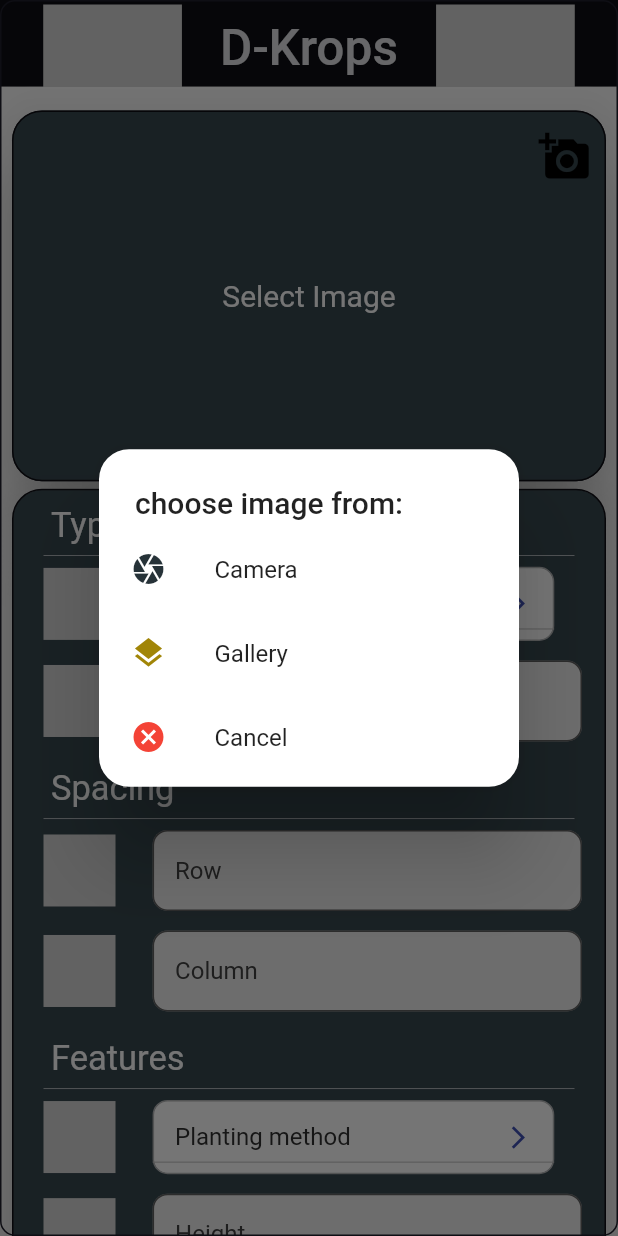
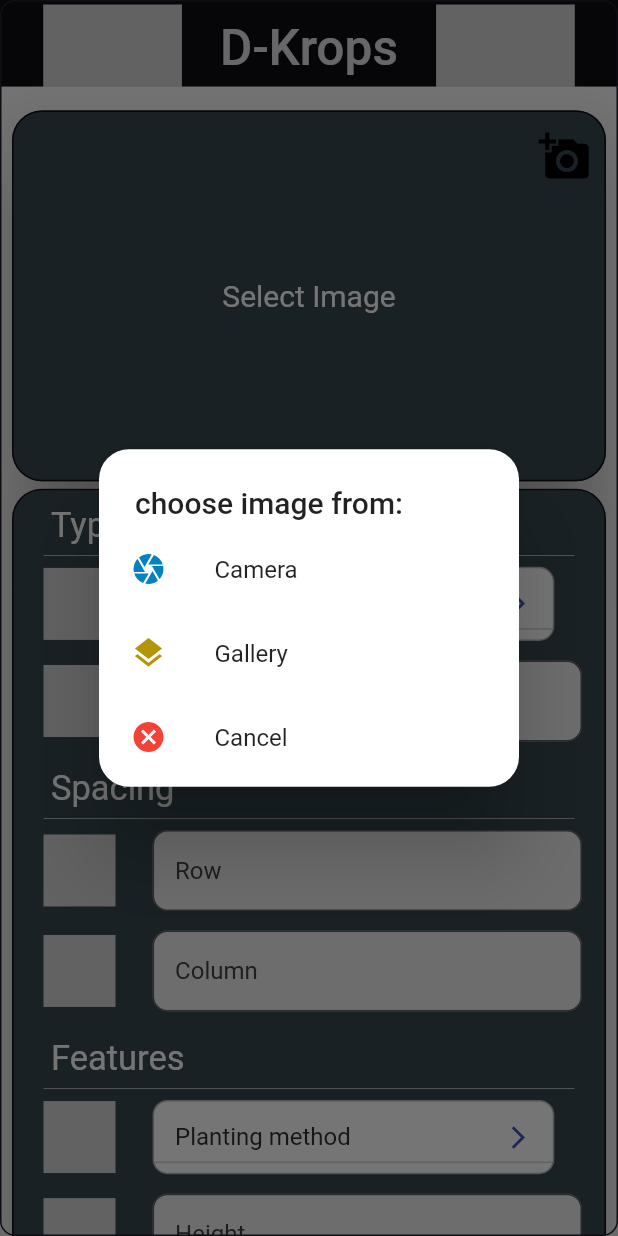
Before and after one commit to emilio-kariuki/D-Krops, a Flutter app: the screen it shows after launch, after a tap on the "add a photo" icon, on a phone screen of 412 x 824 dp. Run offline on Flutter 3.47's test engine with Material 2 defaults, Android fonts, the phone set to English and light mode, and no system bars; drawn by our look-alikes of dropdown_button2; our stand-ins replace dio, fluttertoast, geolocator, google_fonts, google_maps_flutter, image_picker and 2 more; Roboto replaces fonts that are missing (Redressed); project files that could hold a hidden picture were left out.

Commit message:
March 23, 2022 1:39 PM

```diff
--- a/lib/screens/Home.dart
+++ b/lib/screens/Home.dart
@@ -474,7 +474,7 @@ class _HomeState extends State<Home> {
                                               Navigator.pop(context);
                                             },
                                             leading: Icon(Icons.camera,
-                                                color: Colors.blueGrey[900]),
+                                                color: Color.fromARGB(255, 3, 130, 194)),
                                             title: Text("Camera"),
                                           ),
                                           ListTile(
@@ -486,7 +486,7 @@ class _HomeState extends State<Home> {
                                               });
                                             },
                                             leading: Icon(Icons.layers,
-                                                color: Color.fromARGB(255, 161, 133, 7)),
+                                                color: Color.fromARGB(255, 180, 149, 8)),
                                             title: GestureDetector(
                                                 onTap: () {
                                                   setState(() {
```
